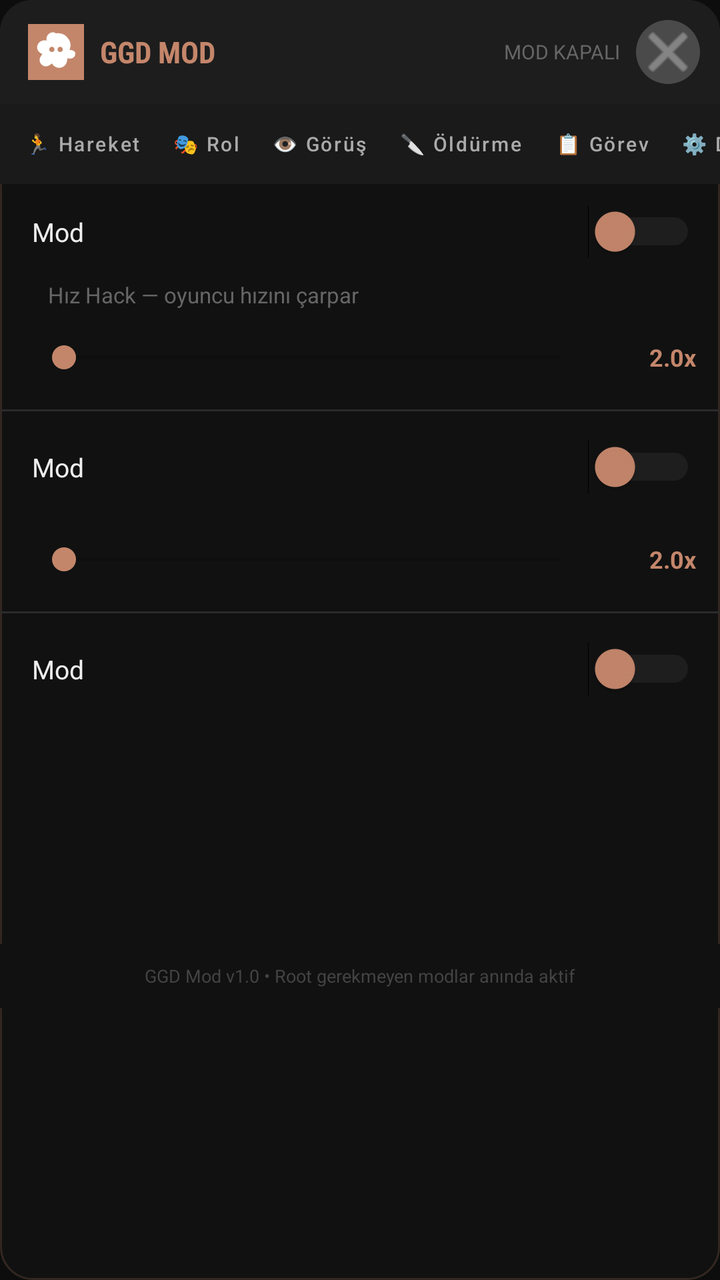
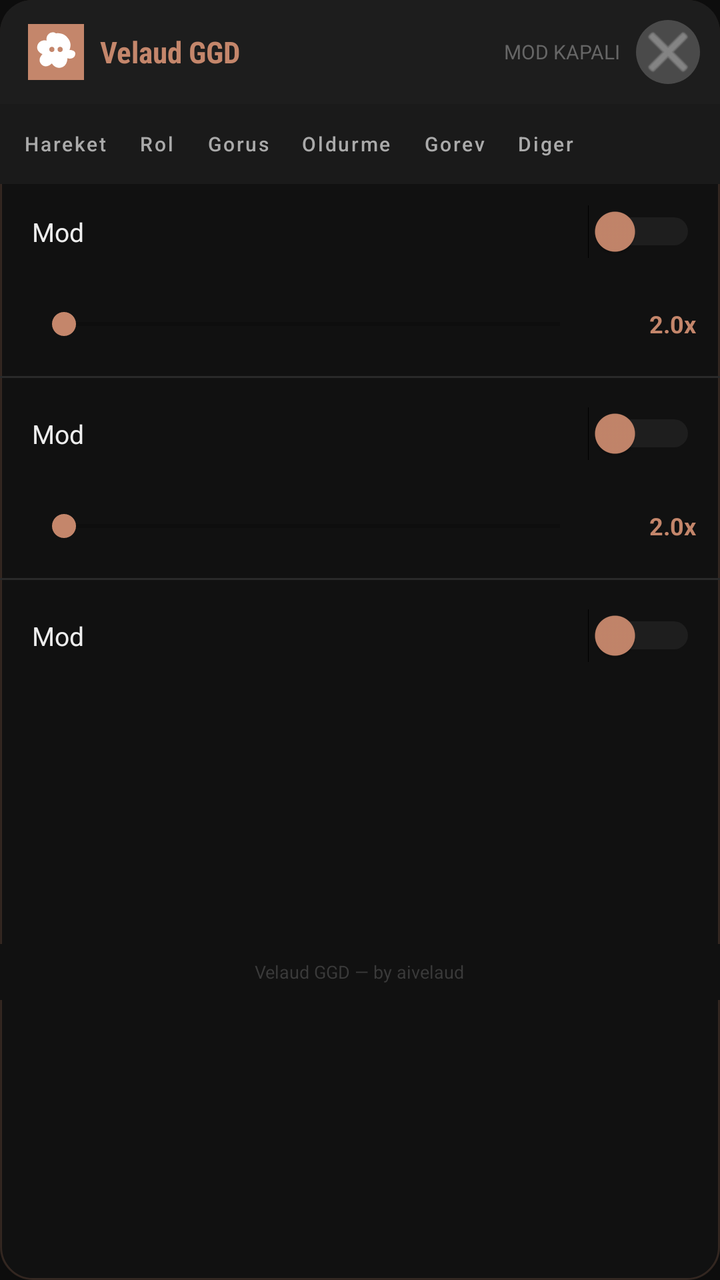

An Android layout rendered at two revisions. The XML below is the earlier revision; the diff shows what the commit changed to produce the second picture.
<!-- AndroidManifest.xml: application theme Theme.GGDMod -->
<!-- res/layout/overlay_menu.xml -->
<?xml version="1.0" encoding="utf-8"?>
<LinearLayout xmlns:android="http://schemas.android.com/apk/res/android"
    xmlns:app="http://schemas.android.com/apk/res-auto"
    android:layout_width="320dp"
    android:layout_height="wrap_content"
    android:orientation="vertical"
    android:background="@drawable/bg_menu_rounded"
    android:elevation="20dp">

    
    <LinearLayout
        android:layout_width="match_parent"
        android:layout_height="52dp"
        android:orientation="horizontal"
        android:gravity="center_vertical"
        android:paddingStart="14dp"
        android:paddingEnd="10dp"
        android:background="@drawable/bg_menu_header">

        <ImageView
            android:layout_width="28dp"
            android:layout_height="28dp"
            android:src="@drawable/ic_mod_logo"
            android:layout_marginEnd="8dp" />

        <TextView
            android:layout_width="0dp"
            android:layout_height="wrap_content"
            android:layout_weight="1"
            android:text="GGD MOD"
            android:textColor="#C4866B"
            android:textSize="15sp"
            android:textStyle="bold"
            android:fontFamily="sans-serif-condensed" />

        <TextView
            android:id="@+id/tv_mod_count"
            android:layout_width="wrap_content"
            android:layout_height="wrap_content"
            android:text="MOD KAPALI"
            android:textColor="#666666"
            android:textSize="10sp"
            android:layout_marginEnd="8dp" />

        <ImageButton
            android:id="@+id/btn_close_menu"
            android:layout_width="32dp"
            android:layout_height="32dp"
            android:src="@android:drawable/ic_menu_close_clear_cancel"
            android:background="@drawable/bg_btn_close"
            android:tint="#AAAAAA"
            android:contentDescription="Kapat" />
    </LinearLayout>

    
    <HorizontalScrollView
        android:layout_width="match_parent"
        android:layout_height="40dp"
        android:scrollbars="none"
        android:background="#1A1A1A">
        <LinearLayout
            android:layout_width="wrap_content"
            android:layout_height="match_parent"
            android:orientation="horizontal"
            android:paddingStart="4dp">

            <Button android:id="@+id/btn_tab_movement"
                style="@style/TabButton" android:text="🏃 Hareket" />
            <Button android:id="@+id/btn_tab_role"
                style="@style/TabButton" android:text="🎭 Rol" />
            <Button android:id="@+id/btn_tab_vision"
                style="@style/TabButton" android:text="👁 Görüş" />
            <Button android:id="@+id/btn_tab_kill"
                style="@style/TabButton" android:text="🔪 Öldürme" />
            <Button android:id="@+id/btn_tab_task"
                style="@style/TabButton" android:text="📋 Görev" />
            <Button android:id="@+id/btn_tab_misc"
                style="@style/TabButton" android:text="⚙️ Diğer" />
        </LinearLayout>
    </HorizontalScrollView>

    
    <ScrollView
        android:layout_width="match_parent"
        android:layout_height="380dp"
        android:overScrollMode="never">

        <LinearLayout
            android:layout_width="match_parent"
            android:layout_height="wrap_content"
            android:orientation="vertical"
            android:paddingBottom="8dp">

            
            <LinearLayout android:id="@+id/tab_movement"
                android:layout_width="match_parent" android:layout_height="wrap_content"
                android:orientation="vertical" android:visibility="visible">

                <include layout="@layout/row_toggle" android:id="@+id/toggle_speed"
                    android:tag="toggle_speed" />
                <TextView android:layout_width="match_parent" android:layout_height="wrap_content"
                    android:text="   Hız Hack — oyuncu hızını çarpar"
                    android:textColor="#666" android:textSize="11sp"
                    android:paddingStart="16dp" android:paddingBottom="2dp" />
                <include layout="@layout/row_slider" android:id="@+id/slider_speed" />

                <View android:layout_width="match_parent" android:layout_height="1dp"
                    android:background="#2A2A2A" android:layout_marginVertical="4dp"/>

                <include layout="@layout/row_toggle" android:id="@+id/toggle_ghost_speed" />
                <include layout="@layout/row_slider" android:id="@+id/slider_ghost_speed" />

                <View android:layout_width="match_parent" android:layout_height="1dp"
                    android:background="#2A2A2A" android:layout_marginVertical="4dp"/>

                <include layout="@layout/row_toggle" android:id="@+id/toggle_teleport" />
            </LinearLayout>

            
            <LinearLayout android:id="@+id/tab_role"
                android:layout_width="match_parent" android:layout_height="wrap_content"
                android:orientation="vertical" android:visibility="gone">

                <include layout="@layout/row_toggle" android:id="@+id/toggle_always_imposter" />
                <TextView android:layout_width="match_parent" android:layout_height="wrap_content"
                    android:text="   ⚠️ Sunucu tarafında çalışabilir"
                    android:textColor="#FFC107" android:textSize="11sp"
                    android:paddingStart="16dp" android:paddingBottom="4dp" />

                <include layout="@layout/row_toggle" android:id="@+id/toggle_always_crewmate" />
                <include layout="@layout/row_toggle" android:id="@+id/toggle_see_roles" />
                <include layout="@layout/row_toggle" android:id="@+id/toggle_show_dead" />
            </LinearLayout>

            
            <LinearLayout android:id="@+id/tab_vision"
                android:layout_width="match_parent" android:layout_height="wrap_content"
                android:orientation="vertical" android:visibility="gone">

                <include layout="@layout/row_toggle" android:id="@+id/toggle_vision" />
                <include layout="@layout/row_slider" android:id="@+id/slider_vision" />

                <View android:layout_width="match_parent" android:layout_height="1dp"
                    android:background="#2A2A2A" android:layout_marginVertical="4dp"/>

                <include layout="@layout/row_toggle" android:id="@+id/toggle_wallhack" />
                <include layout="@layout/row_toggle" android:id="@+id/toggle_radar" />
            </LinearLayout>

            
            <LinearLayout android:id="@+id/tab_kill"
                android:layout_width="match_parent" android:layout_height="wrap_content"
                android:orientation="vertical" android:visibility="gone">

                <include layout="@layout/row_toggle" android:id="@+id/toggle_no_kill_cd" />
                <include layout="@layout/row_toggle" android:id="@+id/toggle_instant_kill" />

                <View android:layout_width="match_parent" android:layout_height="1dp"
                    android:background="#2A2A2A" android:layout_marginVertical="4dp"/>

                <TextView android:layout_width="match_parent" android:layout_height="wrap_content"
                    android:text="  Öldürme Bekleme Süresi (sn)"
                    android:textColor="#AAAAAA" android:textSize="12sp"
                    android:paddingStart="16dp" android:paddingTop="8dp"/>
                <include layout="@layout/row_slider" android:id="@+id/slider_kill_cd" />

                <View android:layout_width="match_parent" android:layout_height="1dp"
                    android:background="#2A2A2A" android:layout_marginVertical="4dp"/>

                <include layout="@layout/row_toggle" android:id="@+id/toggle_silent_kill" />
                <include layout="@layout/row_toggle" android:id="@+id/toggle_freeze" />
            </LinearLayout>

            
            <LinearLayout android:id="@+id/tab_task"
                android:layout_width="match_parent" android:layout_height="wrap_content"
                android:orientation="vertical" android:visibility="gone">

                <include layout="@layout/row_toggle" android:id="@+id/toggle_auto_task" />
                <include layout="@layout/row_slider" android:id="@+id/slider_task_speed" />

                <View android:layout_width="match_parent" android:layout_height="1dp"
                    android:background="#2A2A2A" android:layout_marginVertical="4dp"/>

                <include layout="@layout/row_toggle" android:id="@+id/toggle_inf_emergency" />
                <include layout="@layout/row_toggle" android:id="@+id/toggle_emergency_spam" />
                <include layout="@layout/row_toggle" android:id="@+id/toggle_see_votes" />
            </LinearLayout>

            
            <LinearLayout android:id="@+id/tab_misc"
                android:layout_width="match_parent" android:layout_height="wrap_content"
                android:orientation="vertical" android:visibility="gone">

                <include layout="@layout/row_toggle" android:id="@+id/toggle_anti_kick" />
                <include layout="@layout/row_toggle" android:id="@+id/toggle_unlock_all" />

                <View android:layout_width="match_parent" android:layout_height="1dp"
                    android:background="#2A2A2A" android:layout_marginVertical="4dp"/>

                <include layout="@layout/row_toggle" android:id="@+id/toggle_name_spoof" />
                <EditText
                    android:id="@+id/et_name_spoof"
                    android:layout_width="match_parent"
                    android:layout_height="44dp"
                    android:layout_marginHorizontal="12dp"
                    android:layout_marginBottom="8dp"
                    android:background="@drawable/bg_input_rounded"
                    android:hint="Yeni isim..."
                    android:textColorHint="#555"
                    android:textColor="#FFF"
                    android:textSize="13sp"
                    android:paddingStart="12dp"
                    android:paddingEnd="12dp"
                    android:inputType="text" />

            </LinearLayout>

        </LinearLayout>
    </ScrollView>

    
    <LinearLayout
        android:layout_width="match_parent"
        android:layout_height="32dp"
        android:orientation="horizontal"
        android:gravity="center"
        android:background="#111111">
        <TextView
            android:layout_width="wrap_content"
            android:layout_height="wrap_content"
            android:text="GGD Mod v1.0 • Root gerekmeyen modlar anında aktif"
            android:textColor="#444444"
            android:textSize="9sp" />
    </LinearLayout>

</LinearLayout>
<!-- res/layout/row_toggle.xml (included above) -->
<?xml version="1.0" encoding="utf-8"?>
<LinearLayout xmlns:android="http://schemas.android.com/apk/res/android"
    android:layout_width="match_parent"
    android:layout_height="48dp"
    android:orientation="horizontal"
    android:gravity="center_vertical"
    android:paddingStart="16dp"
    android:paddingEnd="12dp"
    android:background="?attr/selectableItemBackground">

    <TextView
        android:layout_width="0dp"
        android:layout_height="wrap_content"
        android:layout_weight="1"
        android:textColor="#EEEEEE"
        android:textSize="13sp"
        android:tag="label"
        android:text="Mod" />

    <Switch
        android:layout_width="wrap_content"
        android:layout_height="wrap_content"
        android:tag="switch"
        android:thumbTint="#C4866B"
        android:trackTint="#444444" />

</LinearLayout>
<!-- res/layout/row_slider.xml (included above) -->
<?xml version="1.0" encoding="utf-8"?>
<LinearLayout xmlns:android="http://schemas.android.com/apk/res/android"
    android:layout_width="match_parent"
    android:layout_height="44dp"
    android:orientation="horizontal"
    android:gravity="center_vertical"
    android:paddingStart="16dp"
    android:paddingEnd="12dp">

    <SeekBar
        android:layout_width="0dp"
        android:layout_height="wrap_content"
        android:layout_weight="1"
        android:tag="seekbar"
        android:progressTint="#C4866B"
        android:thumbTint="#C4866B"
        android:max="100" />

    <TextView
        android:layout_width="44dp"
        android:layout_height="wrap_content"
        android:tag="value"
        android:text="2.0x"
        android:textColor="#C4866B"
        android:textSize="12sp"
        android:textStyle="bold"
        android:gravity="end"
        android:layout_marginStart="8dp" />

</LinearLayout>
<!-- resources referenced by this layout -->
<resources>
  <!-- drawable bg_btn_close (drawable) -->
  <?xml version="1.0" encoding="utf-8"?>
  <shape xmlns:android="http://schemas.android.com/apk/res/android"
      android:shape="oval">
      <solid android:color="#33FFFFFF" />
  </shape>
  <!-- drawable bg_input_rounded (drawable) -->
  <?xml version="1.0" encoding="utf-8"?>
  <shape xmlns:android="http://schemas.android.com/apk/res/android"
      android:shape="rectangle">
      <solid android:color="#2A2A2A" />
      <corners android:radius="10dp" />
      <stroke android:width="1dp" android:color="#444444" />
  </shape>
  <!-- drawable bg_menu_header (drawable) -->
  <?xml version="1.0" encoding="utf-8"?>
  <shape xmlns:android="http://schemas.android.com/apk/res/android"
      android:shape="rectangle">
      <solid android:color="#1D1D1D" />
      <corners android:topLeftRadius="16dp" android:topRightRadius="16dp" />
  </shape>
  <!-- drawable bg_menu_rounded (drawable) -->
  <?xml version="1.0" encoding="utf-8"?>
  <shape xmlns:android="http://schemas.android.com/apk/res/android"
      android:shape="rectangle">
      <solid android:color="#F0111111" />
      <corners android:radius="16dp" />
      <stroke android:width="1dp" android:color="#33C4866B" />
  </shape>
  <!-- drawable ic_mod_logo (drawable) -->
  <?xml version="1.0" encoding="utf-8"?>
  <vector xmlns:android="http://schemas.android.com/apk/res/android"
      android:width="108dp"
      android:height="108dp"
      android:viewportWidth="108"
      android:viewportHeight="108">
      
      <path
          android:fillColor="#C4866B"
          android:pathData="M0,0 L108,0 L108,108 L0,108 Z" />
      
      <path
          android:fillColor="#FFFFFF"
          android:pathData="M54,18
            C54,18 66,16 74,24
            C82,32 84,40 80,50
            C88,50 94,54 90,62
            C88,66 82,68 76,66
            C76,74 72,82 64,84
            C56,86 50,82 46,76
            C40,82 32,84 26,78
            C20,72 22,64 28,58
            C22,56 16,50 18,42
            C20,34 28,30 36,32
            C34,24 40,16 48,16
            C50,15.5 52,17 54,18 Z
            M46,44 C43,44 41,46 41,49 C41,52 43,54 46,54 C49,54 51,52 51,49 C51,46 49,44 46,44 Z
            M62,44 C59,44 57,46 57,49 C57,52 59,54 62,54 C65,54 67,52 67,49 C67,46 65,44 62,44 Z" />
  </vector>
  <style name="TabButton" parent="Widget.MaterialComponents.Button.TextButton">
          <item name="android:layout_width">wrap_content</item>
          <item name="android:layout_height">36dp</item>
          <item name="android:textColor">#AAAAAA</item>
          <item name="android:textSize">10sp</item>
          <item name="android:textAllCaps">false</item>
          <item name="android:paddingStart">10dp</item>
          <item name="android:paddingEnd">10dp</item>
          <item name="android:minWidth">0dp</item>
          <item name="android:layout_gravity">center_vertical</item>
      </style>
  <style name="Theme.GGDMod" parent="Theme.MaterialComponents.DayNight.NoActionBar">
          <item name="colorPrimary">@color/primary</item>
          <item name="colorPrimaryVariant">@color/primary_dark</item>
          <item name="colorOnPrimary">@color/text_primary</item>
          <item name="colorSecondary">@color/accent</item>
          <item name="android:windowBackground">@color/bg_dark</item>
          <item name="android:statusBarColor">@color/bg_dark</item>
          <item name="android:navigationBarColor">@color/bg_dark</item>
      </style>
  <color name="primary">#C4866B</color>
  <color name="primary_dark">#A0674E</color>
  <color name="text_primary">#FFFFFF</color>
  <color name="accent">#FF6B6B</color>
  <color name="bg_dark">#0D0D0D</color>
</resources>

<!-- the commit's change to res/layout/overlay_menu.xml (unified diff, before → after) -->
@@ -1,6 +1,5 @@
 <?xml version="1.0" encoding="utf-8"?>
 <LinearLayout xmlns:android="http://schemas.android.com/apk/res/android"
-    xmlns:app="http://schemas.android.com/apk/res-auto"
     android:layout_width="320dp"
     android:layout_height="wrap_content"
     android:orientation="vertical"
@@ -21,13 +20,14 @@
             android:layout_width="28dp"
             android:layout_height="28dp"
             android:src="@drawable/ic_mod_logo"
-            android:layout_marginEnd="8dp" />
+            android:layout_marginEnd="8dp"
+            android:contentDescription="Logo" />
 
         <TextView
             android:layout_width="0dp"
             android:layout_height="wrap_content"
             android:layout_weight="1"
-            android:text="GGD MOD"
+            android:text="Velaud GGD"
             android:textColor="#C4866B"
             android:textSize="15sp"
             android:textStyle="bold"
@@ -65,17 +65,17 @@
             android:paddingStart="4dp">
 
             <Button android:id="@+id/btn_tab_movement"
-                style="@style/TabButton" android:text="🏃 Hareket" />
+                style="@style/TabButton" android:text="Hareket" />
             <Button android:id="@+id/btn_tab_role"
-                style="@style/TabButton" android:text="🎭 Rol" />
+                style="@style/TabButton" android:text="Rol" />
             <Button android:id="@+id/btn_tab_vision"
-                style="@style/TabButton" android:text="👁 Görüş" />
+                style="@style/TabButton" android:text="Gorus" />
             <Button android:id="@+id/btn_tab_kill"
-                style="@style/TabButton" android:text="🔪 Öldürme" />
+                style="@style/TabButton" android:text="Oldurme" />
             <Button android:id="@+id/btn_tab_task"
-                style="@style/TabButton" android:text="📋 Görev" />
+                style="@style/TabButton" android:text="Gorev" />
             <Button android:id="@+id/btn_tab_misc"
-                style="@style/TabButton" android:text="⚙️ Diğer" />
+                style="@style/TabButton" android:text="Diger" />
         </LinearLayout>
     </HorizontalScrollView>
 
@@ -96,12 +96,7 @@
                 android:layout_width="match_parent" android:layout_height="wrap_content"
                 android:orientation="vertical" android:visibility="visible">
 
-                <include layout="@layout/row_toggle" android:id="@+id/toggle_speed"
-                    android:tag="toggle_speed" />
-                <TextView android:layout_width="match_parent" android:layout_height="wrap_content"
-                    android:text="   Hız Hack — oyuncu hızını çarpar"
-                    android:textColor="#666" android:textSize="11sp"
-                    android:paddingStart="16dp" android:paddingBottom="2dp" />
+                <include layout="@layout/row_toggle" android:id="@+id/toggle_speed" />
                 <include layout="@layout/row_slider" android:id="@+id/slider_speed" />
 
                 <View android:layout_width="match_parent" android:layout_height="1dp"
@@ -122,11 +117,6 @@
                 android:orientation="vertical" android:visibility="gone">
 
                 <include layout="@layout/row_toggle" android:id="@+id/toggle_always_imposter" />
-                <TextView android:layout_width="match_parent" android:layout_height="wrap_content"
-                    android:text="   ⚠️ Sunucu tarafında çalışabilir"
-                    android:textColor="#FFC107" android:textSize="11sp"
-                    android:paddingStart="16dp" android:paddingBottom="4dp" />
-
                 <include layout="@layout/row_toggle" android:id="@+id/toggle_always_crewmate" />
                 <include layout="@layout/row_toggle" android:id="@+id/toggle_see_roles" />
                 <include layout="@layout/row_toggle" android:id="@+id/toggle_show_dead" />
@@ -158,10 +148,6 @@
                 <View android:layout_width="match_parent" android:layout_height="1dp"
                     android:background="#2A2A2A" android:layout_marginVertical="4dp"/>
 
-                <TextView android:layout_width="match_parent" android:layout_height="wrap_content"
-                    android:text="  Öldürme Bekleme Süresi (sn)"
-                    android:textColor="#AAAAAA" android:textSize="12sp"
-                    android:paddingStart="16dp" android:paddingTop="8dp"/>
                 <include layout="@layout/row_slider" android:id="@+id/slider_kill_cd" />
 
                 <View android:layout_width="match_parent" android:layout_height="1dp"
@@ -213,7 +199,6 @@
                     android:paddingStart="12dp"
                     android:paddingEnd="12dp"
                     android:inputType="text" />
-
             </LinearLayout>
 
         </LinearLayout>
@@ -222,15 +207,15 @@
     
     <LinearLayout
         android:layout_width="match_parent"
-        android:layout_height="32dp"
+        android:layout_height="28dp"
         android:orientation="horizontal"
         android:gravity="center"
         android:background="#111111">
         <TextView
             android:layout_width="wrap_content"
             android:layout_height="wrap_content"
-            android:text="GGD Mod v1.0 • Root gerekmeyen modlar anında aktif"
-            android:textColor="#444444"
+            android:text="Velaud GGD — by aivelaud"
+            android:textColor="#3A3A3A"
             android:textSize="9sp" />
     </LinearLayout>
 
